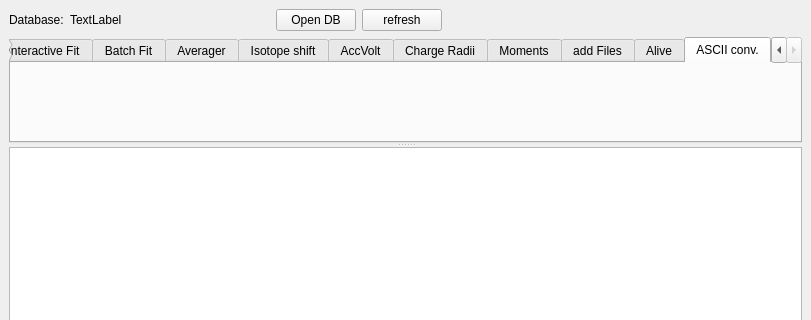
First picture: the form in PolliFit/source/Gui/Ui_Main.ui, repository lasersphere/Tilda, before the edit; both pictures show x 0 to 811 and y 0 to 320 of the 811 by 858 pixel window.
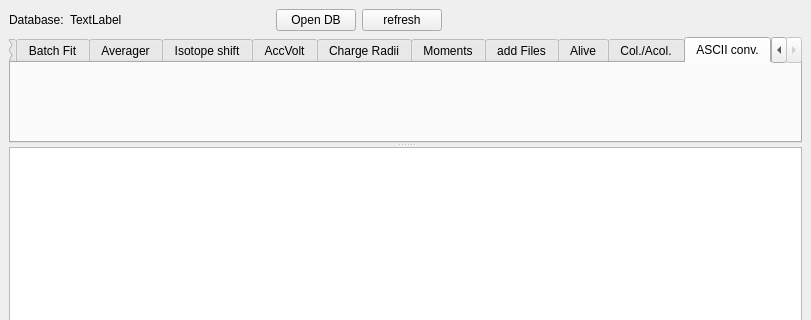
Second picture: the form after the edit. The open tabs and pages were chosen to show the change. Custom widgets are drawn as their Qt base class.

```diff
--- a/PolliFit/source/Gui/Ui_Main.ui
+++ b/PolliFit/source/Gui/Ui_Main.ui
@@ -152,6 +152,11 @@
          <string>Alive</string>
         </attribute>
        </widget>
+       <widget class="ColAcolUi" name="ColAcol_tab">
+        <attribute name="title">
+         <string>Col./Acol.</string>
+        </attribute>
+       </widget>
        <widget class="AsciiConvUi" name="asciiConv_tab">
         <attribute name="title">
          <string>ASCII conv.</string>
@@ -248,6 +253,12 @@
    <header>Gui.AsciiConvUi</header>
    <container>1</container>
   </customwidget>
+  <customwidget>
+   <class>ColAcolUi</class>
+   <extends>QWidget</extends>
+   <header>Gui.ColAcolUi</header>
+   <container>1</container>
+  </customwidget>
  </customwidgets>
  <resources/>
  <connections/>
```
